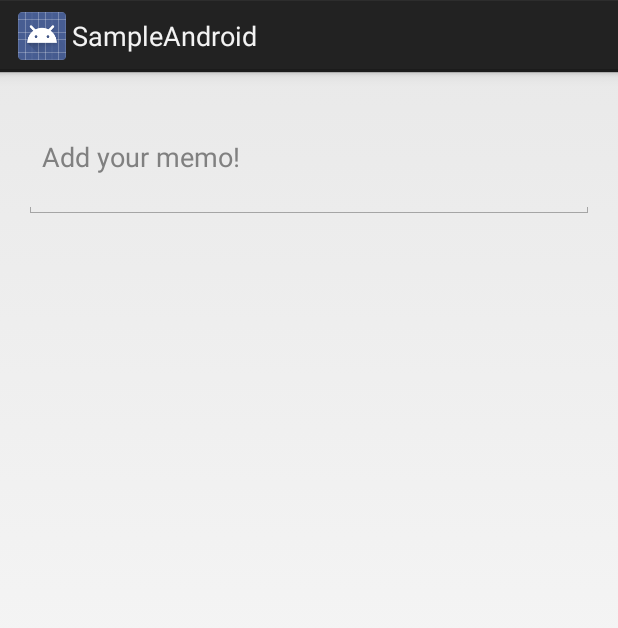
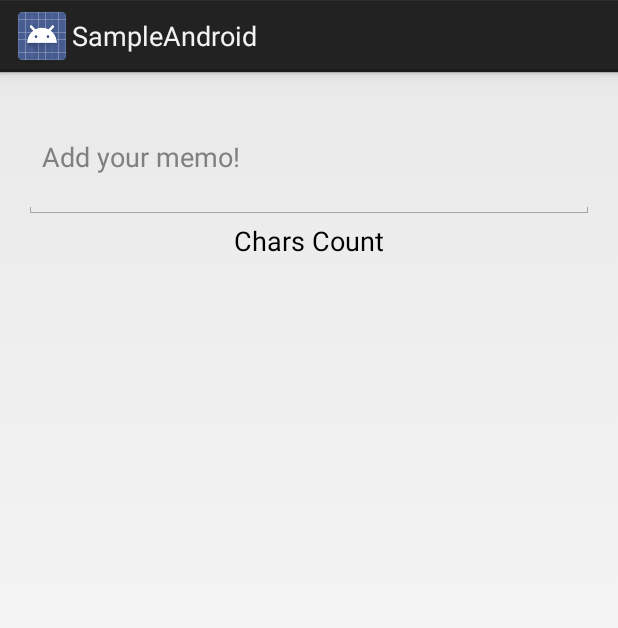
Before and after one commit to mahata/SampleAndroid, an Android app: the screen it shows after launch (MyActivity), on a phone screen of 412 x 824 dp. Shown: the top 628 px of the screen. Run offline under Robolectric (Android 15) with nearby library versions, the phone set to English and light mode, and no system bars.

Commit message:
Add Char Count

```diff
--- a/app/src/main/java/ymahata/slis/tsukuba/ac/jp/sampleandroid/MyActivity.java
+++ b/app/src/main/java/ymahata/slis/tsukuba/ac/jp/sampleandroid/MyActivity.java
@@ -9,19 +9,20 @@ import android.view.Menu;
 import android.view.MenuItem;
 import android.view.View;
 import android.widget.EditText;
+import android.widget.TextView;
 
 public class MyActivity extends Activity implements TextWatcher {
 
     private static final String TAG = "MainActivity";
-    private EditText memo;
+    private static final int MAX_STRING_LENGTH = 140;
 
     @Override
     protected void onCreate(Bundle savedInstanceState) {
         super.onCreate(savedInstanceState);
         setContentView(R.layout.activity_my);
 
-        memo = (EditText) findViewById(R.id.editText);
-        memo.addTextChangedListener(this);
+        EditText ed = (EditText) findViewById(R.id.editText);
+        ed.addTextChangedListener(this);
     }
 
 
@@ -53,6 +54,10 @@ public class MyActivity extends Activity implements TextWatcher {
     @Override
     public void afterTextChanged(Editable s) {
         String memo = s.toString();
+
+        TextView tv = (TextView) findViewById(R.id.textView);
+        tv.setText("Chars remaining: " + (MAX_STRING_LENGTH - s.length()));
+
         Log.d(TAG, "Checking for " + memo);
     }
 }
--- a/app/src/main/res/layout/activity_my.xml
+++ b/app/src/main/res/layout/activity_my.xml
@@ -11,7 +11,7 @@
     <ScrollView
         android:layout_width="match_parent"
         android:layout_height="match_parent"
-        >
+        android:id="@+id/scrollView">
         <EditText
             android:layout_width="match_parent"
             android:layout_height="wrap_content"
@@ -23,4 +23,14 @@
             android:hint="Add your memo!"
             />
     </ScrollView>
+
+    <TextView
+        android:layout_width="wrap_content"
+        android:layout_height="wrap_content"
+        android:textAppearance="?android:attr/textAppearanceMedium"
+        android:text="Chars Count"
+        android:id="@+id/textView"
+        android:layout_alignTop="@+id/scrollView"
+        android:layout_centerHorizontal="true"
+        android:layout_marginTop="84dp" />
 </RelativeLayout>
```
